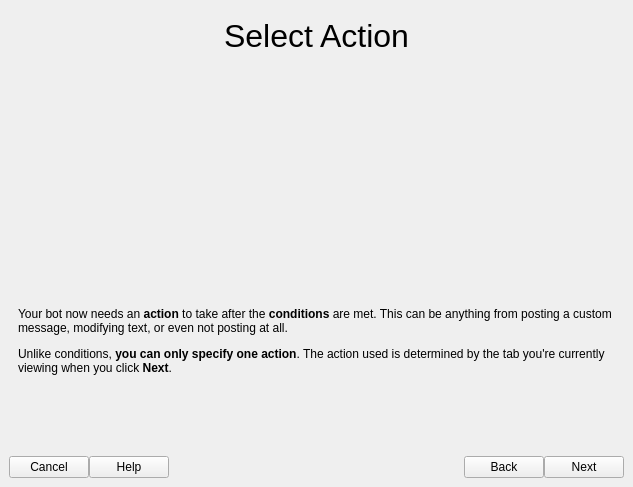
Above: gui/wzd_createrule.ui from Lynnesbian/OldFediBooks before the change. Below: the same form after it.
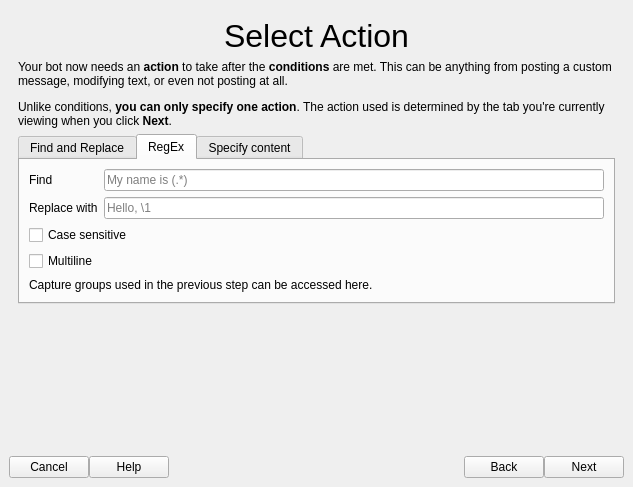
That is the form after the change. The open tabs and pages were chosen to show the change. Icons and pictures are not drawn.

Commit message: started work on documentation

Diff of the .ui file:
```diff
--- a/gui/wzd_createrule.ui
+++ b/gui/wzd_createrule.ui
@@ -608,6 +608,173 @@
           </property>
          </widget>
         </item>
+        <item>
+         <widget class="QTabWidget" name="tabWidget_2">
+          <property name="currentIndex">
+           <number>2</number>
+          </property>
+          <widget class="QWidget" name="tab_6">
+           <attribute name="title">
+            <string>Find and Replace</string>
+           </attribute>
+           <layout class="QVBoxLayout" name="verticalLayout_14">
+            <item>
+             <layout class="QGridLayout" name="gridLayout_3">
+              <item row="0" column="1">
+               <widget class="QLineEdit" name="lineEdit_8">
+                <property name="placeholderText">
+                 <string>sad</string>
+                </property>
+               </widget>
+              </item>
+              <item row="1" column="1">
+               <widget class="QLineEdit" name="lineEdit_9">
+                <property name="placeholderText">
+                 <string>happy</string>
+                </property>
+               </widget>
+              </item>
+              <item row="0" column="0">
+               <widget class="QLabel" name="label_15">
+                <property name="text">
+                 <string>Find</string>
+                </property>
+               </widget>
+              </item>
+              <item row="1" column="0">
+               <widget class="QLabel" name="label_16">
+                <property name="text">
+                 <string>Replace with</string>
+                </property>
+               </widget>
+              </item>
+             </layout>
+            </item>
+            <item>
+             <widget class="QCheckBox" name="checkBox_8">
+              <property name="text">
+               <string>Case sensitive</string>
+              </property>
+             </widget>
+            </item>
+            <item>
+             <widget class="QCheckBox" name="checkBox_9">
+              <property name="text">
+               <string>Multiline</string>
+              </property>
+             </widget>
+            </item>
+           </layout>
+          </widget>
+          <widget class="QWidget" name="tab_7">
+           <attribute name="title">
+            <string>RegEx</string>
+           </attribute>
+           <layout class="QVBoxLayout" name="verticalLayout_13">
+            <item>
+             <layout class="QGridLayout" name="gridLayout_2">
+              <item row="0" column="1">
+               <widget class="QLineEdit" name="lineEdit_6">
+                <property name="placeholderText">
+                 <string>My name is (.*)</string>
+                </property>
+               </widget>
+              </item>
+              <item row="1" column="1">
+               <widget class="QLineEdit" name="lineEdit_7">
+                <property name="placeholderText">
+                 <string>Hello, \1</string>
+                </property>
+               </widget>
+              </item>
+              <item row="0" column="0">
+               <widget class="QLabel" name="label_13">
+                <property name="text">
+                 <string>Find</string>
+                </property>
+               </widget>
+              </item>
+              <item row="1" column="0">
+               <widget class="QLabel" name="label_14">
+                <property name="text">
+                 <string>Replace with</string>
+                </property>
+               </widget>
+              </item>
+             </layout>
+            </item>
+            <item>
+             <widget class="QCheckBox" name="checkBox_6">
+              <property name="text">
+               <string>Case sensitive</string>
+              </property>
+             </widget>
+            </item>
+            <item>
+             <widget class="QCheckBox" name="checkBox_7">
+              <property name="text">
+               <string>Multiline</string>
+              </property>
+             </widget>
+            </item>
+            <item>
+             <widget class="QLabel" name="label_12">
+              <property name="text">
+               <string>Capture groups used in the previous step can be accessed here.</string>
+              </property>
+             </widget>
+            </item>
+           </layout>
+          </widget>
+          <widget class="QWidget" name="tab_8">
+           <attribute name="title">
+            <string>Specify content</string>
+           </attribute>
+           <layout class="QVBoxLayout" name="verticalLayout_15">
+            <item>
+             <widget class="QLabel" name="label_17">
+              <property name="text">
+               <string>Overwrite generated post with</string>
+              </property>
+             </widget>
+            </item>
+            <item>
+             <widget class="QLineEdit" name="lineEdit_10">
+              <property name="placeholderText">
+               <string>I'm sorry, Dave. I'm afraid I can't toot that.</string>
+              </property>
+             </widget>
+            </item>
+            <item>
+             <spacer name="verticalSpacer_8">
+              <property name="orientation">
+               <enum>Qt::Vertical</enum>
+              </property>
+              <property name="sizeHint" stdset="0">
+               <size>
+                <width>20</width>
+                <height>40</height>
+               </size>
+              </property>
+             </spacer>
+            </item>
+           </layout>
+          </widget>
+         </widget>
+        </item>
+        <item>
+         <spacer name="verticalSpacer_7">
+          <property name="orientation">
+           <enum>Qt::Vertical</enum>
+          </property>
+          <property name="sizeHint" stdset="0">
+           <size>
+            <width>20</width>
+            <height>40</height>
+           </size>
+          </property>
+         </spacer>
+        </item>
        </layout>
       </widget>
      </widget>
```
Left out of the diff: 11 changed lines with no effect on the pictures. The commit also changes 1 other file.
